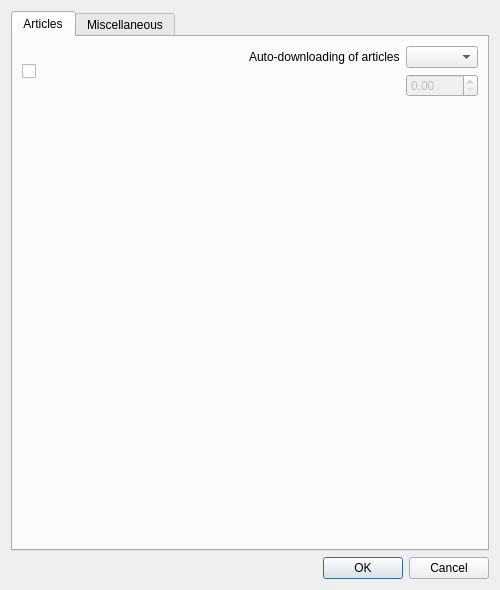
Old version of the form src/librssguard/services/abstract/gui/formfeeddetails.ui in the repository martinrotter/rssguard.
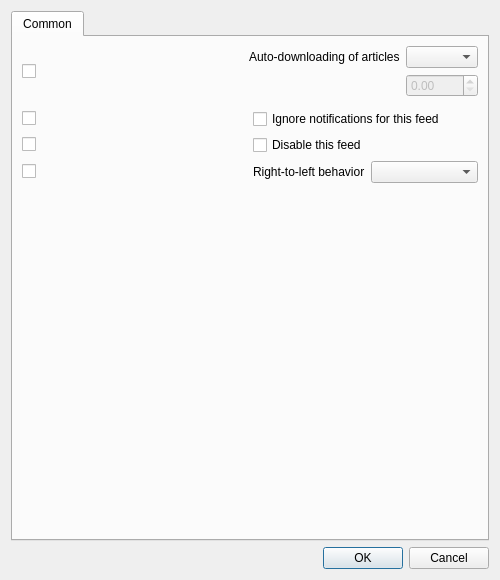
New version of the form. Custom widgets are drawn as their Qt base class.

```diff
--- a/src/librssguard/services/abstract/gui/formfeeddetails.ui
+++ b/src/librssguard/services/abstract/gui/formfeeddetails.ui
@@ -7,7 +7,7 @@
     <x>0</x>
     <y>0</y>
     <width>500</width>
-    <height>590</height>
+    <height>580</height>
    </rect>
   </property>
   <property name="windowTitle">
@@ -19,12 +19,12 @@
      <property name="currentIndex">
       <number>0</number>
      </property>
-     <widget class="QWidget" name="tabUpdating">
+     <widget class="QWidget" name="m_tpCommon">
       <attribute name="title">
-       <string>Articles</string>
+       <string>Common</string>
       </attribute>
-      <layout class="QFormLayout" name="formLayout">
-       <item row="0" column="0" colspan="2">
+      <layout class="QVBoxLayout" name="verticalLayout_2">
+       <item>
         <layout class="QHBoxLayout" name="horizontalLayout">
          <item>
           <widget class="MultiFeedEditCheckBox" name="m_mcbAutoDownloading"/>
@@ -73,17 +73,10 @@
          </item>
         </layout>
        </item>
-       <item row="1" column="0" colspan="2">
+       <item>
         <widget class="ArticleAmountControl" name="m_wdgArticleLimiting" native="true"/>
        </item>
-      </layout>
-     </widget>
-     <widget class="QWidget" name="tabMisc">
-      <attribute name="title">
-       <string>Miscellaneous</string>
-      </attribute>
-      <layout class="QFormLayout" name="formLayout_2">
-       <item row="0" column="0" colspan="2">
+       <item>
         <layout class="QHBoxLayout" name="horizontalLayout_5">
          <item>
           <widget class="MultiFeedEditCheckBox" name="m_mcbSuppressFeed"/>
@@ -97,7 +90,7 @@
          </item>
         </layout>
        </item>
-       <item row="1" column="0" colspan="2">
+       <item>
         <layout class="QHBoxLayout" name="horizontalLayout_6">
          <item>
           <widget class="MultiFeedEditCheckBox" name="m_mcbDisableFeed"/>
@@ -111,7 +104,7 @@
          </item>
         </layout>
        </item>
-       <item row="2" column="0" colspan="2">
+       <item>
         <layout class="QHBoxLayout" name="horizontalLayout_7">
          <item>
           <widget class="MultiFeedEditCheckBox" name="m_mcbFeedRtl"/>
@@ -132,6 +125,19 @@
          </item>
         </layout>
        </item>
+       <item>
+        <spacer name="verticalSpacer">
+         <property name="orientation">
+          <enum>Qt::Vertical</enum>
+         </property>
+         <property name="sizeHint" stdset="0">
+          <size>
+           <width>20</width>
+           <height>40</height>
+          </size>
+         </property>
+        </spacer>
+       </item>
       </layout>
      </widget>
     </widget>
@@ -139,10 +145,10 @@
    <item>
     <widget class="QDialogButtonBox" name="m_buttonBox">
      <property name="orientation">
-      <enum>Qt::Orientation::Horizontal</enum>
+      <enum>Qt::Horizontal</enum>
      </property>
      <property name="standardButtons">
-      <set>QDialogButtonBox::StandardButton::Cancel|QDialogButtonBox::StandardButton::Ok</set>
+      <set>QDialogButtonBox::Cancel|QDialogButtonBox::Ok</set>
      </property>
      <property name="centerButtons">
       <bool>false</bool>
```
Left out of the diff: 5 changed lines with no effect on the pictures.
